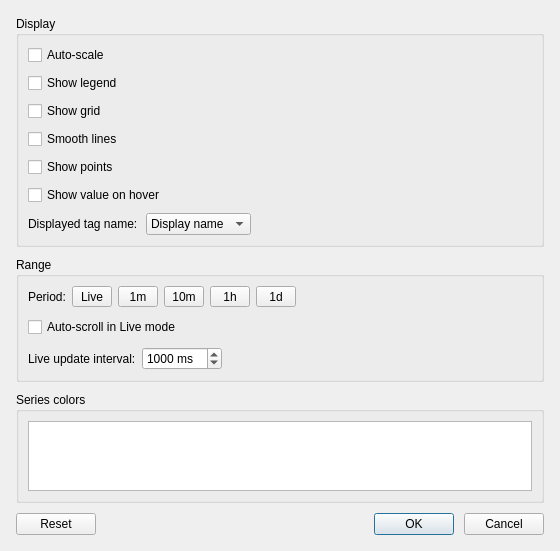
Above: src/ui/dialogs/trendsettingsdialog.ui from sanny32/OpenUaExplorer before the change. Below: the same form after it.
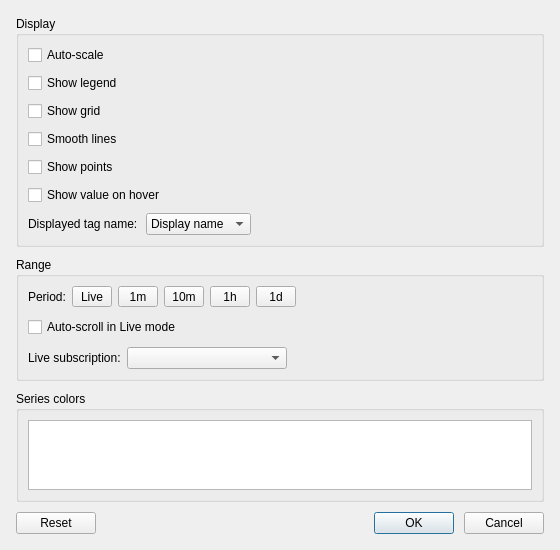
That is the form after the change. Custom widgets are drawn as their Qt base class.

Commit message: feat: Implement subscription management with create, edit, and remove functionality in trend settings

Patch:
```diff
--- a/src/ui/dialogs/trendsettingsdialog.ui
+++ b/src/ui/dialogs/trendsettingsdialog.ui
@@ -260,26 +260,17 @@
         <item>
          <widget class="QLabel" name="liveUpdateLabel">
           <property name="text">
-           <string>Live update interval:</string>
+           <string>Live subscription:</string>
           </property>
          </widget>
         </item>
         <item>
-         <widget class="QSpinBox" name="liveUpdateSpin">
-          <property name="suffix">
-           <string> ms</string>
-          </property>
-          <property name="minimum">
-           <number>250</number>
-          </property>
-          <property name="maximum">
-           <number>60000</number>
-          </property>
-          <property name="singleStep">
-           <number>250</number>
-          </property>
-          <property name="value">
-           <number>1000</number>
+         <widget class="QComboBox" name="subscriptionCombo">
+          <property name="minimumSize">
+           <size>
+            <width>160</width>
+            <height>0</height>
+           </size>
           </property>
          </widget>
         </item>
```
The commit also changes 16 other files.
